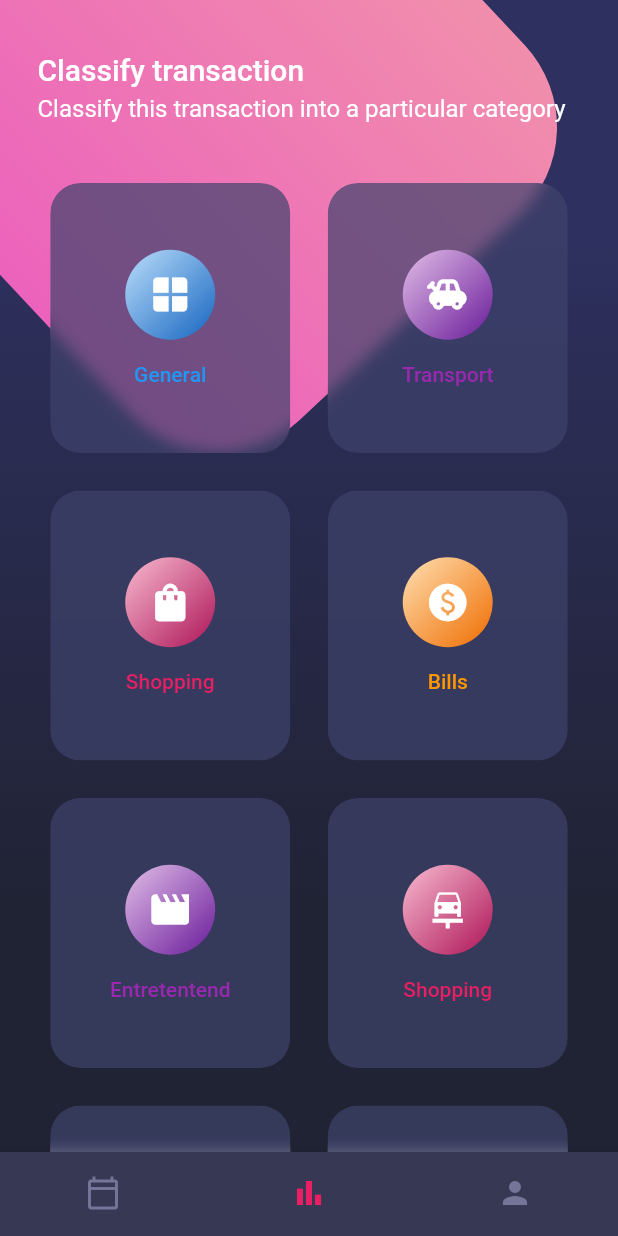
After one commit to Dacostap1/flutter-designs, a Flutter app: the ThirdDesign screen opened by its route, on a phone screen of 412 x 824 dp. The commit adds this screen. Run offline on Flutter 3.47's test engine with Material 2 defaults, Android fonts, the phone set to English and light mode, and no system bars; our stand-ins replace faker.

Commit message:
third design

```diff
--- a/lib/main.dart
+++ b/lib/main.dart
@@ -2,6 +2,7 @@ import 'package:flutter/material.dart';
 import 'package:designs/presentation/pages/list.dart';
 import 'package:designs/presentation/pages/design/first_design.dart';
 import 'package:designs/presentation/pages/design/second_design.dart';
+import 'package:designs/presentation/pages/design/third_page.dart';
 
 void main() {
   runApp(const MyApp());
@@ -35,6 +36,7 @@ class MyApp extends StatelessWidget {
         'main-page': (_) => const MainPage(),
         'first-design': (_) => const FirstDesign(),
         'second-design': (_) => const SecondDesign(),
+        'third-design': (_) => const ThirdDesign(),
       },
     );
   }
--- /dev/null
+++ b/lib/presentation/pages/design/third_page.dart
@@ -0,0 +1,227 @@
+import 'dart:ui';
+
+import 'package:flutter/material.dart';
+import 'package:designs/presentation/pages/widgets/botton_navigation_widget.dart';
+import 'package:designs/presentation/pages/widgets/background_widget.dart';
+
+class ThirdDesign extends StatelessWidget {
+  const ThirdDesign({Key? key}) : super(key: key);
+
+  @override
+  Widget build(BuildContext context) {
+    return Scaffold(
+      body: Stack(
+        children: const [
+          BackgroundWidget(),
+          _Home(),
+        ],
+      ),
+      bottomNavigationBar: const MyBottomNavigationBar(),
+    );
+  }
+}
+
+class _Home extends StatelessWidget {
+  const _Home({
+    Key? key,
+  }) : super(key: key);
+
+  @override
+  Widget build(BuildContext context) {
+    return SafeArea(
+      child: SingleChildScrollView(
+        child: Column(
+          crossAxisAlignment: CrossAxisAlignment.stretch,
+          children: const [
+            _HomeTitle(),
+            _HomeBody(),
+          ],
+        ),
+      ),
+    );
+  }
+}
+
+class _HomeTitle extends StatelessWidget {
+  const _HomeTitle({
+    Key? key,
+  }) : super(key: key);
+
+  @override
+  Widget build(BuildContext context) {
+    return Container(
+      width: 300,
+      padding: const EdgeInsets.symmetric(vertical: 25, horizontal: 25),
+      child: Column(
+        crossAxisAlignment: CrossAxisAlignment.start,
+        children: [
+          const SizedBox(height: 10),
+          Text(
+            'Classify transaction',
+            style: Theme.of(context)
+                .textTheme
+                .headline6
+                ?.copyWith(color: Colors.white),
+          ),
+          const SizedBox(height: 5),
+          Text(
+            'Classify this transaction into a particular category',
+            style: Theme.of(context)
+                .textTheme
+                .subtitle1
+                ?.copyWith(color: Colors.white),
+          ),
+        ],
+      ),
+    );
+  }
+}
+
+class _HomeBody extends StatelessWidget {
+  const _HomeBody({
+    Key? key,
+  }) : super(key: key);
+
+  @override
+  Widget build(BuildContext context) {
+    final items = [
+      WrapItem(
+        label: 'General',
+        icon: Icons.window,
+        color: Colors.blue,
+      ),
+      WrapItem(
+        label: 'Transport',
+        icon: Icons.toys,
+        color: Colors.purple,
+      ),
+      WrapItem(
+        label: 'Shopping',
+        icon: Icons.shopping_bag,
+        color: Colors.pink,
+      ),
+      WrapItem(
+        label: 'Bills',
+        icon: Icons.paid,
+        color: Colors.orange,
+      ),
+      WrapItem(
+        label: 'Entretentend',
+        icon: Icons.movie,
+        color: Colors.purple,
+      ),
+      WrapItem(
+        label: 'Shopping',
+        icon: Icons.car_repair,
+        color: Colors.pink,
+      ),
+      WrapItem(
+        label: 'Bills',
+        icon: Icons.car_repair,
+        color: Colors.orange,
+      ),
+      WrapItem(
+        label: 'Bills',
+        icon: Icons.car_repair,
+        color: Colors.blue,
+      ),
+    ];
+
+    return Container(
+      padding: const EdgeInsets.all(15),
+      child: Wrap(
+        spacing: 25,
+        runSpacing: 25,
+        alignment: WrapAlignment.center,
+        //crossAxisAlignment: WrapCrossAlignment.center,
+        children: items
+            .map((item) => _ItemWidget(
+                  icon: item.icon,
+                  label: item.label,
+                  color: item.color,
+                ))
+            .toList(),
+      ),
+    );
+  }
+}
+
+class WrapItem {
+  final String label;
+  final IconData icon;
+  final MaterialColor color;
+
+  WrapItem({
+    required this.label,
+    required this.icon,
+    required this.color,
+  });
+}
+
+class _ItemWidget extends StatelessWidget {
+  final IconData icon;
+  final String label;
+  final MaterialColor color;
+
+  const _ItemWidget({
+    Key? key,
+    required this.icon,
+    required this.label,
+    required this.color,
+  }) : super(key: key);
+
+  @override
+  Widget build(BuildContext context) {
+    return ClipRRect(
+      //Evita que se propage el filtro de backdropFilter a más alto nivel
+      borderRadius: BorderRadius.circular(20),
+      child: BackdropFilter(
+        //Aplica para todos lo anterior
+        filter: ImageFilter.blur(sigmaX: 5, sigmaY: 5),
+        child: Container(
+          width: 160,
+          height: 180,
+          decoration: BoxDecoration(
+            color: const Color.fromRGBO(62, 66, 107, 0.7),
+            borderRadius: BorderRadius.circular(20),
+          ),
+          child: Column(
+            mainAxisSize: MainAxisSize.min,
+            mainAxisAlignment: MainAxisAlignment.center,
+            children: [
+              Container(
+                decoration: BoxDecoration(
+                  color: Colors.red,
+                  borderRadius: BorderRadius.circular(30),
+                  gradient: LinearGradient(
+                    begin: Alignment.topLeft,
+                    end: Alignment.bottomRight,
+                    colors: [
+                      color.shade100,
+                      color.shade800,
+                    ],
+                  ),
+                ),
+                child: CircleAvatar(
+                  radius: 30,
+                  child: Icon(
+                    icon,
+                    color: Colors.white,
+                    size: 30,
+                  ),
+                  backgroundColor: Colors.transparent,
+                ),
+              ),
+              const SizedBox(height: 15),
+              Text(
+                label,
+                style:
+                    Theme.of(context).textTheme.button?.copyWith(color: color),
+              ),
+            ],
+          ),
+        ),
+      ),
+    );
+  }
+}
--- a/lib/presentation/pages/list.dart
+++ b/lib/presentation/pages/list.dart
@@ -11,6 +11,7 @@ class _MainPageState extends State<MainPage> {
   final _items = [
     Item(title: 'Primer diseño', route: 'first-design'),
     Item(title: 'BackgroundImage and PageView', route: 'second-design'),
+    Item(title: 'Stack, Transform, Wrap and Blur', route: 'third-design')
   ];
 
   @override
--- /dev/null
+++ b/lib/presentation/pages/widgets/background_widget.dart
@@ -0,0 +1,62 @@
+import 'package:flutter/material.dart';
+
+class BackgroundWidget extends StatelessWidget {
+  const BackgroundWidget({
+    Key? key,
+  }) : super(key: key);
+
+  final boxDecoration = const BoxDecoration(
+    gradient: LinearGradient(
+      begin: Alignment.topCenter,
+      end: Alignment.bottomCenter,
+      stops: [0.2, 0.8], //PUNTOS DE QUIEBRE
+      colors: [
+        Color(0xff2E305F),
+        Color(0xff202333),
+      ],
+    ),
+  );
+
+  @override
+  Widget build(BuildContext context) {
+    return Stack(
+      children: [
+        Container(
+          decoration: boxDecoration,
+        ),
+        const Positioned(
+          top: -100,
+          left: -30,
+          child: _PinBox(),
+        )
+      ],
+    );
+  }
+}
+
+class _PinBox extends StatelessWidget {
+  const _PinBox({
+    Key? key,
+  }) : super(key: key);
+
+  @override
+  Widget build(BuildContext context) {
+    return Transform.rotate(
+      angle: -95,
+      child: Container(
+        height: 360,
+        width: 360,
+        //  transform: Matrix4.rotationZ(-pi / 5), //No tiene un el mismo punto de origen que con el widget Transform
+        decoration: BoxDecoration(
+          gradient: const LinearGradient(
+            colors: [
+              Color.fromRGBO(236, 98, 188, 1),
+              Color.fromRGBO(241, 142, 172, 1),
+            ],
+          ),
+          borderRadius: BorderRadius.circular(80),
+        ),
+      ),
+    );
+  }
+}
--- /dev/null
+++ b/lib/presentation/pages/widgets/botton_navigation_widget.dart
@@ -0,0 +1,25 @@
+import 'package:flutter/material.dart';
+
+class MyBottomNavigationBar extends StatelessWidget {
+  const MyBottomNavigationBar({
+    Key? key,
+  }) : super(key: key);
+
+  @override
+  Widget build(BuildContext context) {
+    return BottomNavigationBar(
+      showSelectedLabels: false,
+      showUnselectedLabels: false,
+      currentIndex: 1,
+      backgroundColor: const Color.fromRGBO(55, 57, 84, 1),
+      selectedItemColor: Colors.pink,
+      unselectedItemColor: const Color.fromRGBO(116, 117, 152, 1),
+      items: const [
+        BottomNavigationBarItem(
+            label: 'Calendario', icon: Icon(Icons.calendar_today_outlined)),
+        BottomNavigationBarItem(label: 'Gráfica', icon: Icon(Icons.bar_chart)),
+        BottomNavigationBarItem(label: 'Usuarios', icon: Icon(Icons.person)),
+      ],
+    );
+  }
+}
```
